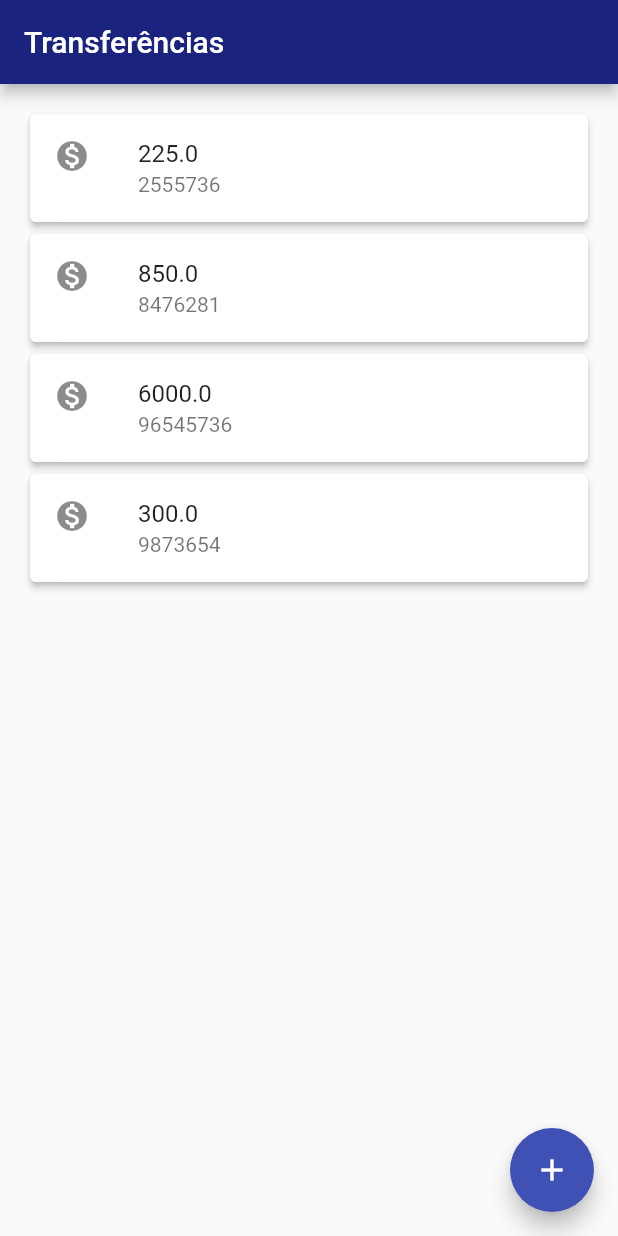
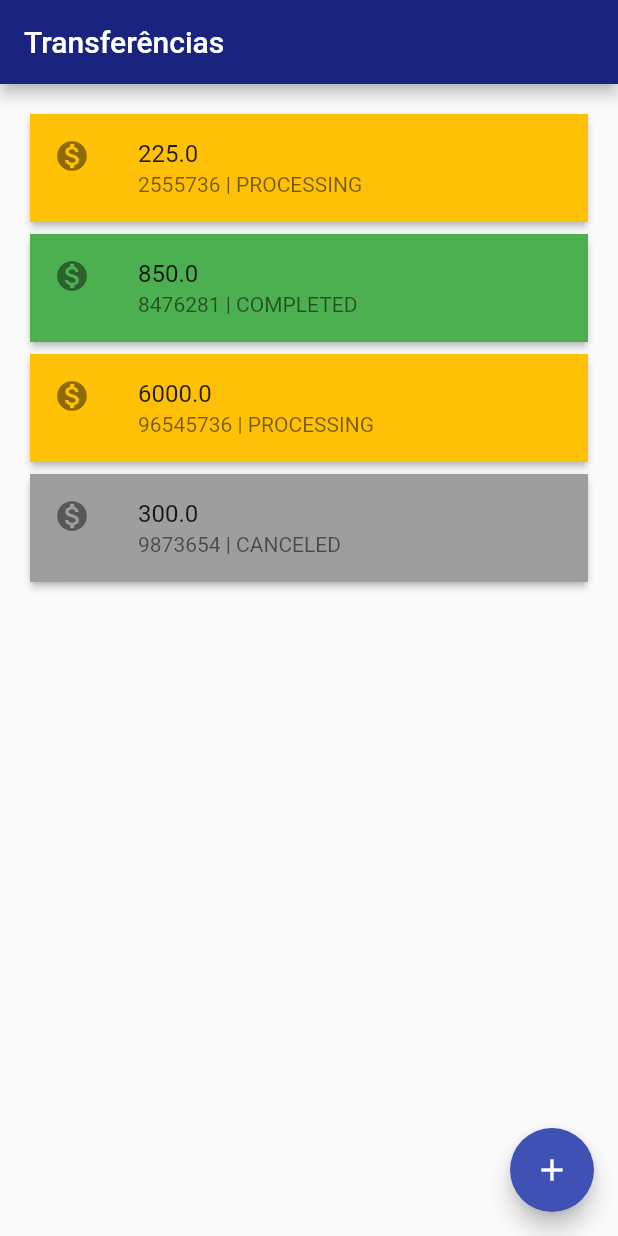
Before and after one commit to EwertonMendes/bytebank, a Flutter app: the screen it shows after launch, on a phone screen of 412 x 824 dp. Run offline on Flutter 3.47's test engine with Material 2 defaults, Android fonts, the phone set to English and light mode, and no system bars.

Commit message:
feat: Adiciona status nas transferencias

```diff
--- a/lib/models/transferencia.dart
+++ b/lib/models/transferencia.dart
@@ -1,11 +1,12 @@
 class Transferencia {
   final double valor;
   final int numeroConta;
+  final String status;
 
-  Transferencia(this.valor, this.numeroConta);
+  Transferencia(this.valor, this.numeroConta, this.status);
 
   @override
   String toString() {
-    return 'Transferencia{valor: $valor, numeroConta: $numeroConta}';
+    return 'Transferencia: valor: $valor, numeroConta: $numeroConta, status: $status';
   }
 }
--- a/lib/screens/transferencia/formulario.dart
+++ b/lib/screens/transferencia/formulario.dart
@@ -58,7 +58,7 @@ class FormularioTransferenciaState extends State<FormularioTransferencia> {
       return;
     }
 
-    final novaTransferencia = Transferencia(valor, numeroConta);
+    final novaTransferencia = Transferencia(valor, numeroConta, 'processing');
     Navigator.pop(context, novaTransferencia);
   }
 }
--- a/lib/screens/transferencia/lista.dart
+++ b/lib/screens/transferencia/lista.dart
@@ -1,11 +1,12 @@
 import 'package:flutter/material.dart';
 import 'dart:convert';
-import 'dart:io';
 import '../../models/transferencia.dart';
 import 'formulario.dart';
 import 'package:flutter/services.dart' show rootBundle;
 
 class ListaTransferencias extends StatefulWidget {
+  ListaTransferencias({Key? key}) : super(key: key);
+
   Future<String> getJson() async {
     return await rootBundle.loadString('assets/transferencias.json');
   }
@@ -21,20 +22,22 @@ class ListaTransferencias extends StatefulWidget {
 class ListaTransferenciasState extends State<ListaTransferencias> {
   Future<List> readJson() async {
     final String response = await rootBundle.loadString('lib/db/database.json');
-    final data = await json.decode(response);
-    return data;
+    return await json.decode(response);
   }
 
   @override
   void initState() {
     super.initState();
     readJson().then(
-      (value) => setState(
+      (transferences) => setState(
         () {
-          for (var item in value) {
-            widget._transferencias.add(Transferencia(
-              double.parse(item['value']),
-              int.parse(item['accountNumber'])));
+          for (var transference in transferences) {
+            Transferencia transferencia = Transferencia(
+              double.parse(transference['value']),
+              int.parse(transference['accountNumber']),
+              transference['status'],
+            );
+            widget._transferencias.add(transferencia);
           }
         },
       ),
@@ -80,15 +83,19 @@ class ListaTransferenciasState extends State<ListaTransferencias> {
               builder: (context) => const FormularioTransferencia(),
             ),
           );
-            future.then((transferenciaRecebida) {
+          future.then(
+            (transferenciaRecebida) {
               debugPrint('Future');
               debugPrint('$transferenciaRecebida');
               if (transferenciaRecebida != null) {
                 setState(
-                    () => widget._transferencias.add(transferenciaRecebida));
+                  () => widget._transferencias.add(transferenciaRecebida),
+                );
               }
-            });
-          }),
+            },
+          );
+        },
+      ),
     );
   }
 }
@@ -98,6 +105,18 @@ class ItemTransferencia extends StatelessWidget {
 
   const ItemTransferencia(this._transferencia, {Key? key}) : super(key: key);
 
+  Color _corTransferencia() {
+    if (_transferencia.status == 'processing') {
+      return Colors.amber;
+    }
+
+    if (_transferencia.status == 'canceled') {
+      return Colors.grey[500]!;
+    }
+
+    return Colors.green;
+  }
+
   @override
   Widget build(BuildContext context) {
     return Card(
@@ -105,7 +124,9 @@ class ItemTransferencia extends StatelessWidget {
         child: ListTile(
           leading: const Icon(Icons.monetization_on),
           title: Text(_transferencia.valor.toString()),
-          subtitle: Text(_transferencia.numeroConta.toString()),
+          subtitle: Text(
+              '${_transferencia.numeroConta.toString()} | ${_transferencia.status.toUpperCase()}'),
+          tileColor: _corTransferencia(),
         ));
   }
 }
```
Lines whose indentation alone changed are shown as unchanged.
